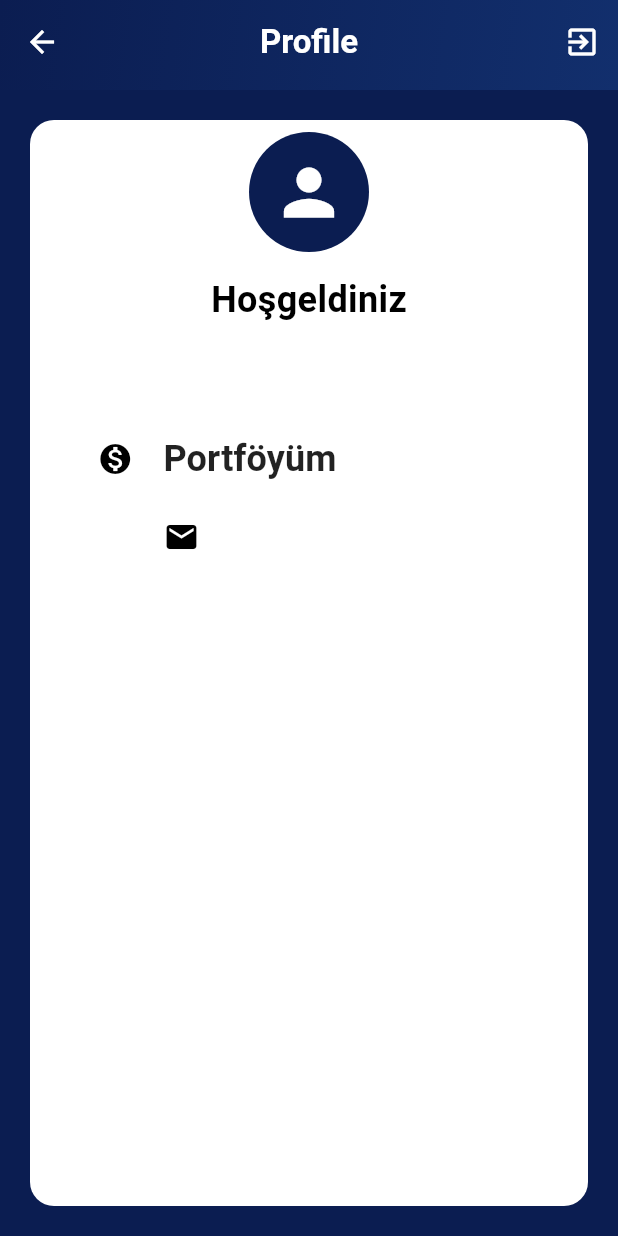
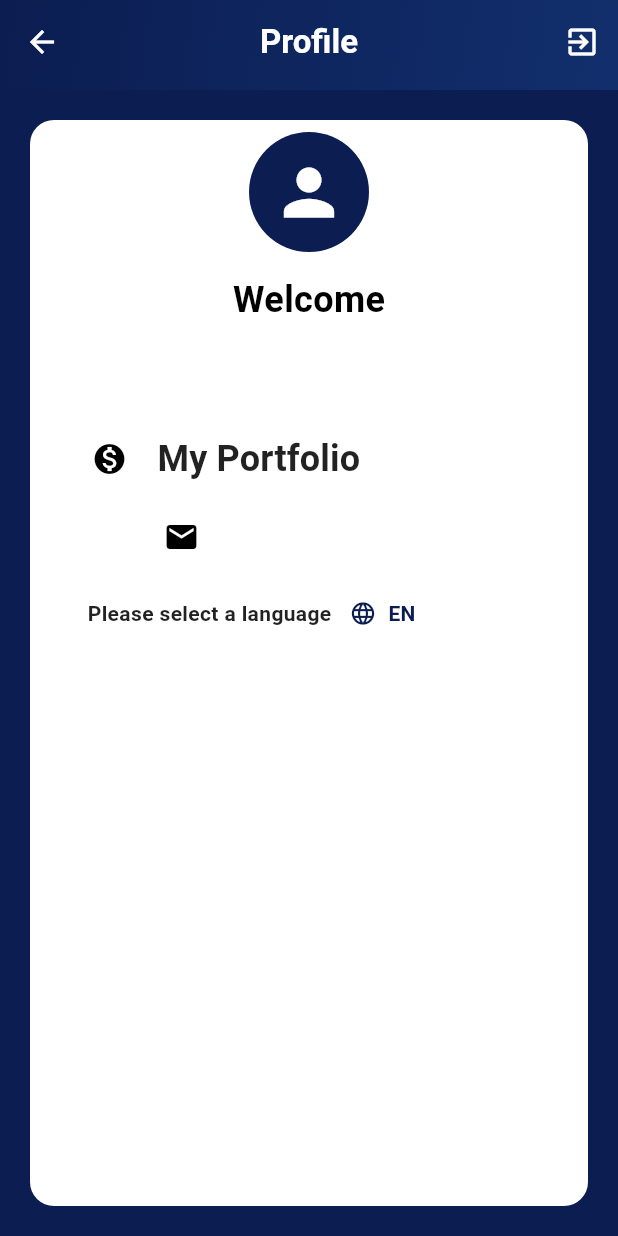
Before and after one commit to DevrimVarli/HisseTakipUygulamasiUpdateVersion, a Flutter app: the ProfileScreen screen opened directly, on a phone screen of 412 x 824 dp. Run offline on Flutter 3.47's test engine with Material 3 defaults, Android fonts, the phone set to English and light mode, and no system bars; our stand-ins replace animate_do, cloud_firestore, dio, dropdown_search, easy_localization, firebase_auth and 7 more; accounts and stored records are empty; generated files the repository leaves out were written again; network calls fail; statements that could not run were skipped; project files that could hold a hidden picture were left out.

Commit message:
feat:easy locations and number format added

```diff
--- a/lib/core/utils/get_earning_calculation.dart
+++ b/lib/core/utils/get_earning_calculation.dart
@@ -1,4 +1,3 @@
-
-double getEarningCalculation(double money, int adet, int maliyet) {
+double getEarningCalculation(double money, int adet, double maliyet) {
   return (money * adet) - (maliyet * adet);
 }
--- a/lib/features/favorites/presentation/favorites_screen.dart
+++ b/lib/features/favorites/presentation/favorites_screen.dart
@@ -21,7 +21,9 @@ class FavoritesScreen extends ConsumerWidget {
         preferredSize: const Size.fromHeight(60),
         child: CommonAppBar(title: 'Favorites', leadingIsActive: false),
       ),
-      body: ValueListenableBuilder<Box<String>>(
+      body: tumHisselerAsyncValue.value == null
+          ? Center(child: CircularProgressIndicator())
+          : ValueListenableBuilder<Box<String>>(
               valueListenable: box.listenable(),
               builder: (BuildContext context, Box<String> box, _) {
                 List<String> favoriteList = box.values.toList();
--- a/lib/features/home_page/presentation/home_page_screen.dart
+++ b/lib/features/home_page/presentation/home_page_screen.dart
@@ -4,6 +4,7 @@ import 'package:borsa_app/common/controller/search_data.dart';
 import 'package:borsa_app/features/home_page/data/hisse.repository.dart';
 import 'package:borsa_app/features/home_page/domain/hisse_model.dart';
 import 'package:borsa_app/features/home_page/presentation/widgets/hisse_card.dart';
+import 'package:easy_localization/easy_localization.dart';
 import 'package:flutter/material.dart';
 import 'package:flutter_riverpod/flutter_riverpod.dart';
 
@@ -20,7 +21,7 @@ class HomePageScreen extends ConsumerWidget {
       appBar: PreferredSize(
         preferredSize: const Size.fromHeight(60),
         child: CommonAppBar(
-          title: 'Hisseler',
+          title: 'stocks'.tr(),
           leadingIsActive: false,
           searchIsActive: true,
         ),
--- a/lib/features/portfolio/domain/portfolio_add_params.dart
+++ b/lib/features/portfolio/domain/portfolio_add_params.dart
@@ -5,7 +5,7 @@ part 'portfolio_add_params.g.dart';
 class PortfolioAddParams with _$PortfolioAddParams {
   const factory PortfolioAddParams({
     required String name,
-    required int maliyet,
+    required double maliyet,
     required int adet,
   }) = _PortfolioAddParams;
   factory PortfolioAddParams.fromJson(Map<String, dynamic> json) => _$PortfolioAddParamsFromJson(json);
--- a/lib/features/portfolio/presentation/widgets/portfolio_hisse_card.dart
+++ b/lib/features/portfolio/presentation/widgets/portfolio_hisse_card.dart
@@ -1,10 +1,12 @@
 import 'package:borsa_app/core/utils/get_color.dart';
 import 'package:borsa_app/core/utils/get_earning_calculation.dart';
 import 'package:borsa_app/core/utils/get_icon.dart';
+import 'package:borsa_app/core/utils/get_number_format.dart';
 import 'package:borsa_app/core/utils/get_text_earning.dart';
 import 'package:borsa_app/features/home_page/domain/hisse_model.dart';
 import 'package:borsa_app/features/portfolio/data/portfolio_delete_data_repository.dart';
 import 'package:borsa_app/features/portfolio/domain/portfolio_add_params.dart';
+import 'package:easy_localization/easy_localization.dart';
 import 'package:flutter/material.dart';
 import 'package:flutter_riverpod/flutter_riverpod.dart';
 
@@ -23,7 +25,6 @@ class PortfolioHisseCard extends ConsumerWidget {
   Widget build(BuildContext context, WidgetRef ref) {
     ColorScheme colorScheme = Theme.of(context).colorScheme;
     TextTheme textTheme = Theme.of(context).textTheme;
-
 
     return Container(
       height: 230,
@@ -63,7 +64,7 @@ class PortfolioHisseCard extends ConsumerWidget {
               mainAxisAlignment: MainAxisAlignment.spaceBetween,
               children: <Widget>[
                 Text(
-                  'Değişim ${hisse.rate}%',
+                  '${'change'.tr()} ${hisse.rate}%',
                   style: textTheme.titleLarge?.copyWith(
                     color: getColor(hisse.rate),
                   ),
@@ -80,13 +81,13 @@ class PortfolioHisseCard extends ConsumerWidget {
               mainAxisAlignment: MainAxisAlignment.spaceBetween,
               children: <Widget>[
                 Text(
-                  'Adet: ${portfolio.adet}',
+                  '${'quantity'.tr()}: ${formatInt(portfolio.adet)}',
                   style: textTheme.titleLarge?.copyWith(
                     color: colorScheme.surface.withValues(alpha: 0.75),
                   ),
                 ),
                 Text(
-                  'Maliyet: ${portfolio.maliyet}',
+                  '${'cost'.tr()}: ${formatDouble(portfolio.maliyet.toDouble())}',
                   style: textTheme.titleLarge?.copyWith(
                     color: colorScheme.surface.withValues(alpha: 0.75),
                   ),
--- a/lib/features/profile/presentation/profile_screen.dart
+++ b/lib/features/profile/presentation/profile_screen.dart
@@ -2,6 +2,7 @@ import 'package:borsa_app/common/app_bar.dart';
 import 'package:borsa_app/features/portfolio/presentation/portfolio_screen.dart';
 import 'package:borsa_app/features/profile/data/profile_data_repository.dart';
 import 'package:cloud_firestore/cloud_firestore.dart';
+import 'package:easy_localization/easy_localization.dart';
 import 'package:firebase_auth/firebase_auth.dart';
 import 'package:flutter/material.dart';
 import 'package:flutter_riverpod/flutter_riverpod.dart';
@@ -23,7 +24,7 @@ class _ProfileScreenState extends ConsumerState<ProfileScreen> {
       backgroundColor: const Color(0xFF0B1D51),
       appBar: PreferredSize(
         preferredSize: const Size.fromHeight(60),
-        child: CommonAppBar(title: 'Profile', actionIsActive: true),
+        child: CommonAppBar(title: 'profile'.tr(), actionIsActive: true),
       ),
       body: userDataStream.when(
         data: (DocumentSnapshot<Map<String, dynamic>> snapshot) {
@@ -55,7 +56,7 @@ class _ProfileScreenState extends ConsumerState<ProfileScreen> {
                       child: Icon(Icons.person, size: 50, color: Colors.white),
                     ),
                     Text(
-                      'Hoşgeldiniz',
+                      'welcome'.tr(),
                       style: TextStyle(
                         fontSize: 24,
                         fontWeight: FontWeight.bold,
@@ -88,7 +89,7 @@ class _ProfileScreenState extends ConsumerState<ProfileScreen> {
                             );
                           },
                           child: Text(
-                            'Portföyüm',
+                            'myPortfolio'.tr(),
                             style: TextStyle(
                               fontSize: 24,
                               color: Colors.black87,
@@ -117,6 +118,58 @@ class _ProfileScreenState extends ConsumerState<ProfileScreen> {
                         Spacer(flex: 3),
                       ],
                     ),
+                    Row(
+                      children: [
+                        Spacer(flex: 1),
+                        Text(
+                          'selectLanguage'.tr(),
+                          style: TextStyle(
+                            fontSize: 14,
+                            color: Colors.black87,
+                            fontWeight: FontWeight.bold,
+                          ),
+                        ),
+                        if (context.locale.languageCode == 'tr')
+                          TextButton.icon(
+                            onPressed: () {
+                              context.setLocale(
+                                const Locale('en'),
+                              ); //burda dili değiştiriyoruz
+                            },
+                            icon: const Icon(
+                              Icons.language,
+                              color: Color(0xFF0B1D51),
+                            ),
+                            label: const Text(
+                              'TR',
+                              style: TextStyle(
+                                fontWeight: FontWeight.bold,
+                                color: Color(0xFF0B1D51),
+                              ),
+                            ),
+                          )
+                        else
+                          TextButton.icon(
+                            onPressed: () {
+                              context.setLocale(
+                                const Locale('tr'),
+                              ); //burda dili değiştiriyoruz
+                            },
+                            icon: const Icon(
+                              Icons.language,
+                              color: Color(0xFF0B1D51),
+                            ),
+                            label: const Text(
+                              'EN',
+                              style: TextStyle(
+                                fontWeight: FontWeight.bold,
+                                color: Color(0xFF0B1D51),
+                              ),
+                            ),
+                          ),
+                        Spacer(flex: 3),
+                      ],
+                    ),
                   ],
                 ),
               ),
--- a/lib/my_app.dart
+++ b/lib/my_app.dart
@@ -1,5 +1,6 @@
 import 'package:borsa_app/common/bottom_app_navigation.dart';
 import 'package:borsa_app/core/theme/app_theme.dart';
+import 'package:easy_localization/easy_localization.dart';
 import 'package:flex_color_scheme/flex_color_scheme.dart';
 import 'package:flutter/material.dart';
 
@@ -27,7 +28,11 @@ class MyApp extends StatelessWidget {
           useMaterial3Typography: true,
         ),
       ),
+      localizationsDelegates: context.localizationDelegates,
+      supportedLocales: context.supportedLocales,
+      locale: context.locale,
       themeMode: ThemeMode.light,
+
       home:BottomAppNavigation()
     );
   }
--- a/pubspec.yaml
+++ b/pubspec.yaml
@@ -50,6 +50,7 @@ dependencies:
   dropdown_search: ^6.0.2
   animate_do: ^4.2.0
   easy_localization: ^3.0.8
+  intl: ^0.20.2
 
 dev_dependencies:
   flutter_test:
@@ -80,6 +81,7 @@ flutter:
   # To add assets to your application, add an assets section, like this:
   assets:
      - assets/
+     - assets/translations/
   #   - images/a_dot_ham.jpeg
 
   # An image asset can refer to one or more resolution-specific "variants", see
```
Also changed, not shown: assets/translations/en.json (added, +34 -0 lines), assets/translations/tr.json (added, +34 -0 lines), lib/common/bottom_app_navigation.dart (+5 -4 lines), lib/core/utils/get_money_format.dart (added, +9 -0 lines), lib/core/utils/get_number_format.dart (added, +8 -0 lines), lib/core/utils/get_text_earning.dart (+5 -3 lines), lib/features/account/presentation/sign_in_screen.dart (+5 -4 lines), lib/features/account/presentation/sign_up_screen.dart (+8 -7 lines), lib/features/home_page/presentation/widgets/hisse_card.dart (+18 -23 lines), lib/features/portfolio/presentation/portfolio_screen.dart (+13 -7 lines), lib/features/portfolio/presentation/widgets/show_dialog.dart (+9 -8 lines), lib/main.dart (+13 -5 lines), lib/features/account/data/sign_in_repository.g.dart, lib/features/home_page/data/hisse.repository.g.dart, 5 more files. Lines whose indentation alone changed are shown as unchanged.
